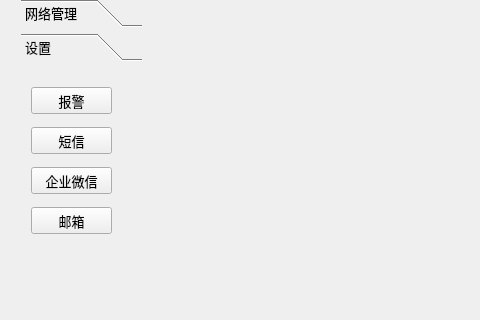
Old version of the form netmanager/mainwindow.ui in the repository zhangjiacheng1991/netmanager; both pictures show x 0 to 480 and y 115 to 435 of the 974 by 596 pixel window.
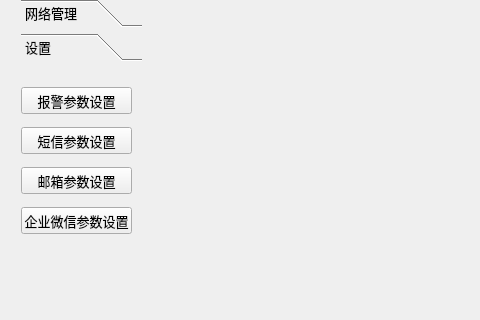
New version of the form.

What changed in the file:
```diff
--- a/netmanager/mainwindow.ui
+++ b/netmanager/mainwindow.ui
@@ -195,53 +195,53 @@
         <widget class="QPushButton" name="pushButton_7">
          <property name="geometry">
           <rect>
-           <x>10</x>
+           <x>0</x>
            <y>20</y>
-           <width>81</width>
+           <width>111</width>
            <height>27</height>
           </rect>
          </property>
          <property name="text">
-          <string>报警</string>
+          <string>报警参数设置</string>
          </property>
         </widget>
         <widget class="QPushButton" name="pushButton_8">
          <property name="geometry">
           <rect>
-           <x>10</x>
+           <x>0</x>
            <y>60</y>
-           <width>81</width>
+           <width>111</width>
            <height>27</height>
           </rect>
          </property>
          <property name="text">
-          <string>短信</string>
+          <string>短信参数设置</string>
          </property>
         </widget>
         <widget class="QPushButton" name="pushButton_9">
          <property name="geometry">
           <rect>
-           <x>10</x>
-           <y>100</y>
-           <width>81</width>
-           <height>27</height>
-          </rect>
-         </property>
-         <property name="text">
-          <string>企业微信</string>
-         </property>
-        </widget>
-        <widget class="QPushButton" name="pushButton_10">
-         <property name="geometry">
-          <rect>
-           <x>10</x>
+           <x>0</x>
            <y>140</y>
-           <width>81</width>
+           <width>111</width>
            <height>27</height>
           </rect>
          </property>
          <property name="text">
-          <string>邮箱</string>
+          <string>企业微信参数设置</string>
+         </property>
+        </widget>
+        <widget class="QPushButton" name="pushButton_10">
+         <property name="geometry">
+          <rect>
+           <x>0</x>
+           <y>100</y>
+           <width>111</width>
+           <height>27</height>
+          </rect>
+         </property>
+         <property name="text">
+          <string>邮箱参数设置</string>
          </property>
         </widget>
        </widget>
```
Left out of the diff: 18 changed lines with no effect on the pictures.
